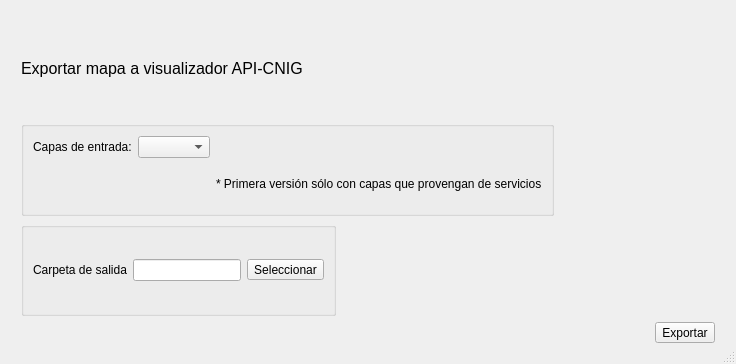
This is qgis2apicnig/QGIS2APICNIG_dialog_base.ui in IngenieroGeomatico/QGIS2API-CNIG as Qt 5 draws it before an edit. The edited form follows.
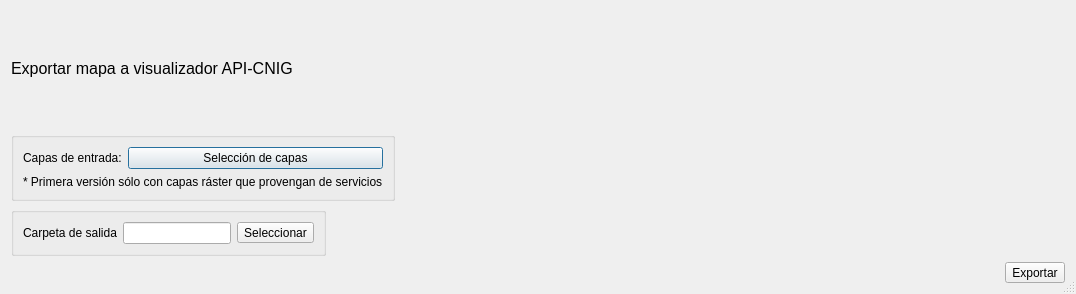
This is the edited form. Custom widgets are drawn as their Qt base class.

Commit message: se sigue con la interfaz del componente

```diff
--- a/qgis2apicnig/QGIS2APICNIG_dialog_base.ui
+++ b/qgis2apicnig/QGIS2APICNIG_dialog_base.ui
@@ -9,8 +9,8 @@
    <rect>
     <x>0</x>
     <y>0</y>
-    <width>736</width>
-    <height>364</height>
+    <width>1076</width>
+    <height>294</height>
    </rect>
   </property>
   <property name="sizePolicy">
@@ -28,60 +28,9 @@
   <property name="modal">
    <bool>true</bool>
   </property>
-  <layout class="QGridLayout" name="gridLayout_7">
-   <item row="0" column="0">
-    <layout class="QGridLayout" name="gridLayout_6" rowstretch="0,0,0,0" columnstretch="0">
-     <property name="sizeConstraint">
-      <enum>QLayout::SetMinAndMaxSize</enum>
-     </property>
-     <property name="leftMargin">
-      <number>10</number>
-     </property>
-     <property name="topMargin">
-      <number>10</number>
-     </property>
-     <property name="rightMargin">
-      <number>10</number>
-     </property>
-     <property name="bottomMargin">
-      <number>10</number>
-     </property>
-     <item row="3" column="0">
       <layout class="QGridLayout" name="gridLayout_5">
        <item row="0" column="0">
-        <spacer name="horizontalSpacer">
-         <property name="sizePolicy">
-          <sizepolicy hsizetype="Fixed" vsizetype="Minimum">
-           <horstretch>0</horstretch>
-           <verstretch>0</verstretch>
-          </sizepolicy>
-         </property>
-         <property name="orientation">
-          <enum>Qt::Horizontal</enum>
-         </property>
-         <property name="sizeHint" stdset="0">
-          <size>
-           <width>578</width>
-           <height>20</height>
-          </size>
-         </property>
-        </spacer>
-       </item>
-       <item row="0" column="1">
-        <widget class="QToolButton" name="toolButton_2">
-         <property name="sizePolicy">
-          <sizepolicy hsizetype="Fixed" vsizetype="Fixed">
-           <horstretch>0</horstretch>
-           <verstretch>0</verstretch>
-          </sizepolicy>
-         </property>
-         <property name="text">
-          <string>Exportar</string>
-         </property>
-        </widget>
-       </item>
-      </layout>
-     </item>
+    <layout class="QGridLayout" name="gridLayout_4">
      <item row="0" column="0">
       <widget class="QLabel" name="label">
        <property name="sizePolicy">
@@ -101,17 +50,19 @@
       </widget>
      </item>
      <item row="1" column="0">
-      <widget class="QgsCollapsibleGroupBox" name="mGroupBox">
-       <property name="sizePolicy">
-        <sizepolicy hsizetype="Fixed" vsizetype="Preferred">
-         <horstretch>0</horstretch>
-         <verstretch>0</verstretch>
-        </sizepolicy>
-       </property>
-       <layout class="QGridLayout" name="gridLayout_4">
-        <item row="0" column="0">
          <layout class="QGridLayout" name="gridLayout_3">
           <item row="0" column="0">
+        <widget class="QgsCollapsibleGroupBox" name="mGroupBox">
+         <property name="sizePolicy">
+          <sizepolicy hsizetype="Fixed" vsizetype="Preferred">
+           <horstretch>0</horstretch>
+           <verstretch>0</verstretch>
+          </sizepolicy>
+         </property>
+         <layout class="QGridLayout" name="gridLayout">
+          <item row="0" column="0">
+           <layout class="QHBoxLayout" name="horizontalLayout">
+            <item>
            <widget class="QLabel" name="label_2">
             <property name="sizePolicy">
              <sizepolicy hsizetype="Fixed" vsizetype="Preferred">
@@ -124,17 +75,22 @@
             </property>
            </widget>
           </item>
-          <item row="0" column="1">
-           <widget class="QComboBox" name="comboBox_Layers">
-            <property name="sizePolicy">
-             <sizepolicy hsizetype="Fixed" vsizetype="Fixed">
-              <horstretch>0</horstretch>
-              <verstretch>0</verstretch>
-             </sizepolicy>
+            <item>
+             <widget class="QPushButton" name="pushButton_SelectLayers">
+              <property name="text">
+               <string>Selección de capas</string>
+              </property>
+              <property name="autoDefault">
+               <bool>true</bool>
+              </property>
+              <property name="default">
+               <bool>true</bool>
             </property>
            </widget>
           </item>
-          <item row="1" column="2">
+           </layout>
+          </item>
+          <item row="1" column="0">
            <widget class="QLabel" name="label_4">
             <property name="sizePolicy">
              <sizepolicy hsizetype="Fixed" vsizetype="Preferred">
@@ -143,16 +99,14 @@
              </sizepolicy>
             </property>
             <property name="text">
-             <string>* Primera versión sólo con capas que provengan de servicios</string>
+             <string>* Primera versión sólo con capas ráster que provengan de servicios</string>
             </property>
            </widget>
           </item>
          </layout>
-        </item>
-       </layout>
-      </widget>
-     </item>
-     <item row="2" column="0">
+        </widget>
+       </item>
+       <item row="1" column="0">
       <widget class="QgsCollapsibleGroupBox" name="mGroupBox_2">
        <property name="sizePolicy">
         <sizepolicy hsizetype="Fixed" vsizetype="Preferred">
@@ -162,8 +116,6 @@
        </property>
        <layout class="QGridLayout" name="gridLayout_2">
         <item row="0" column="0">
-         <layout class="QGridLayout" name="gridLayout">
-          <item row="0" column="0">
            <widget class="QLabel" name="label_3">
             <property name="sizePolicy">
              <sizepolicy hsizetype="Fixed" vsizetype="Preferred">
@@ -200,9 +152,41 @@
            </widget>
           </item>
          </layout>
-        </item>
-       </layout>
-      </widget>
+        </widget>
+       </item>
+       <item row="2" column="0">
+        <spacer name="horizontalSpacer">
+         <property name="sizePolicy">
+          <sizepolicy hsizetype="Minimum" vsizetype="Minimum">
+           <horstretch>0</horstretch>
+           <verstretch>0</verstretch>
+          </sizepolicy>
+         </property>
+         <property name="orientation">
+          <enum>Qt::Horizontal</enum>
+         </property>
+         <property name="sizeHint" stdset="0">
+          <size>
+           <width>848</width>
+           <height>20</height>
+          </size>
+         </property>
+        </spacer>
+       </item>
+       <item row="2" column="1">
+        <widget class="QToolButton" name="toolButton_2">
+         <property name="sizePolicy">
+          <sizepolicy hsizetype="Fixed" vsizetype="Fixed">
+           <horstretch>0</horstretch>
+           <verstretch>0</verstretch>
+          </sizepolicy>
+         </property>
+         <property name="text">
+          <string>Exportar</string>
+         </property>
+        </widget>
+       </item>
+      </layout>
      </item>
     </layout>
    </item>
```
Lines whose indentation alone changed are shown as unchanged. The commit also changes 2 other files.
